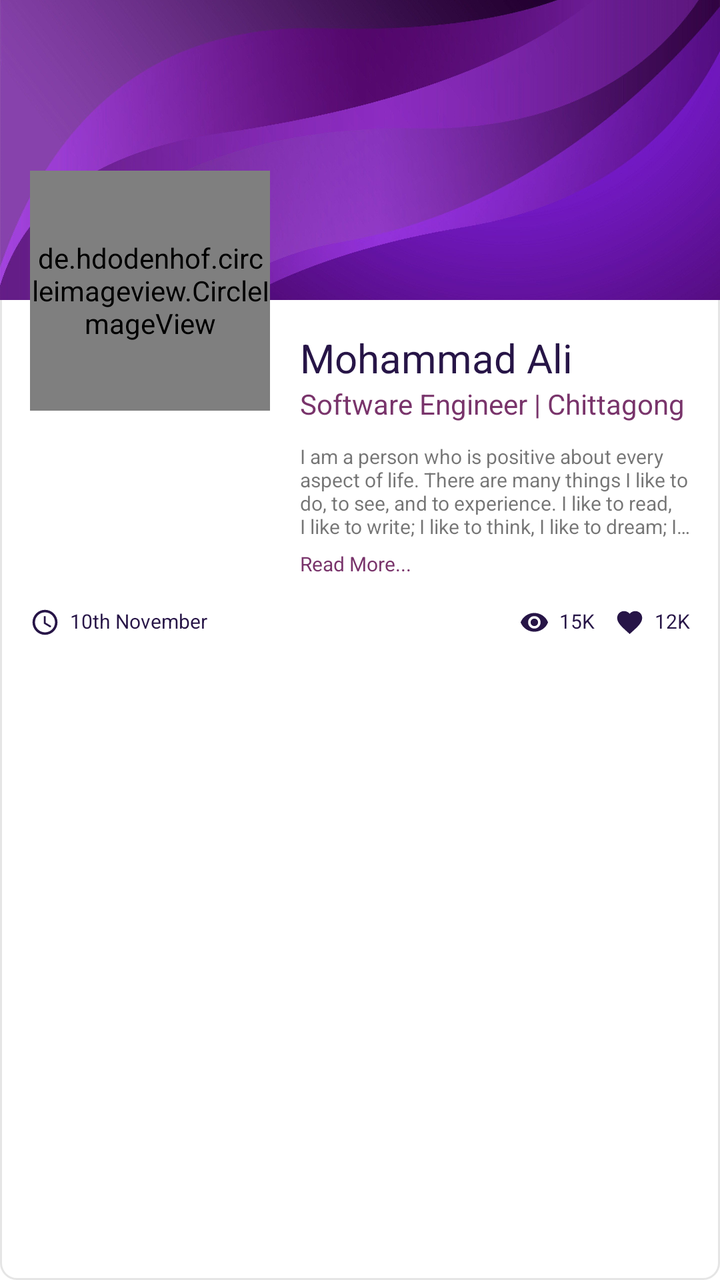
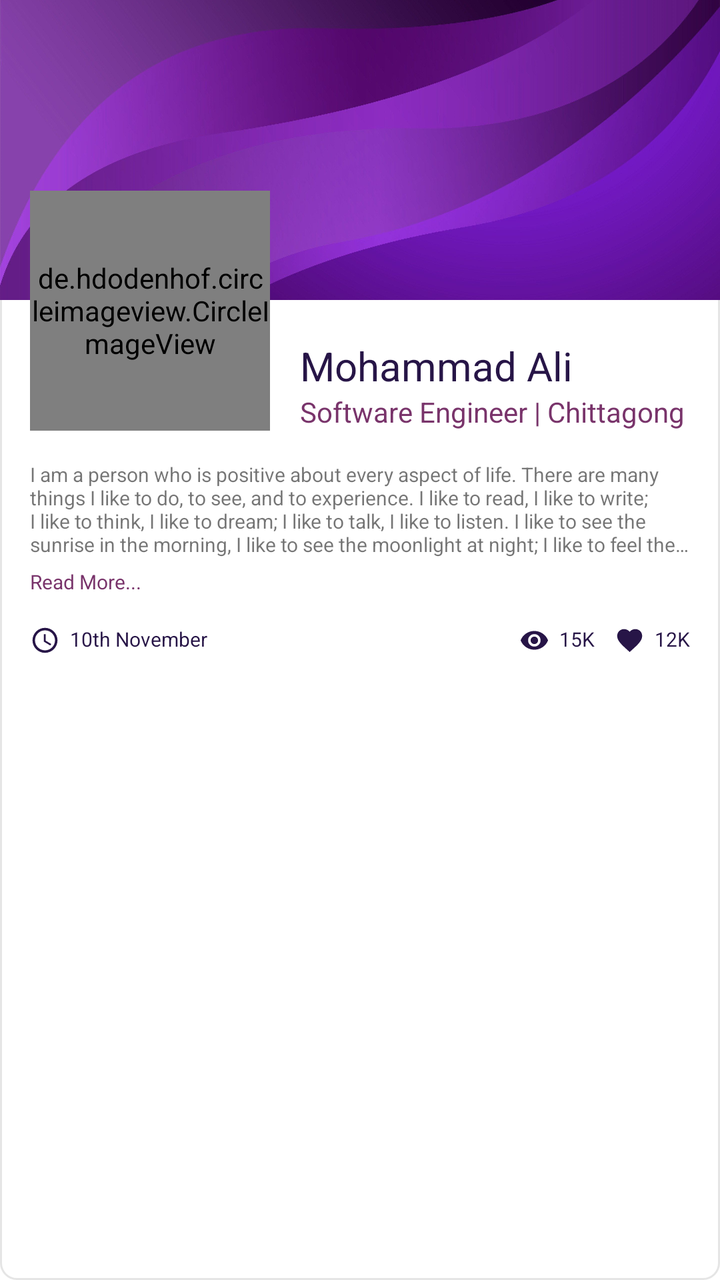

An Android layout rendered at two revisions. The XML below is the earlier revision; the diff shows what the commit changed to produce the second picture.
<!-- AndroidManifest.xml: application theme AppTheme -->
<!-- res/layout/item_user.xml -->
<?xml version="1.0" encoding="utf-8"?>
<RelativeLayout xmlns:android="http://schemas.android.com/apk/res/android"
    xmlns:app="http://schemas.android.com/apk/res-auto"
    android:id="@+id/item_layout"
    android:layout_marginBottom="15dp"
    android:background="@drawable/shape_radius_8_pad_0_stroke_grey_solid_white"
    android:layout_width="match_parent"
    android:layout_height="wrap_content">

    
    <ImageView
        android:id="@+id/item_bg_image"
        android:scaleType="centerCrop"
        android:src="@drawable/background_image"
        android:background="@color/colorBackgroundGrey"
        android:layout_width="match_parent"
        android:layout_height="150dp"/>

    <LinearLayout
        android:layout_marginTop="-80dp"
        android:padding="15dp"
        android:layout_below="@+id/item_bg_image"
        android:orientation="vertical"
        android:layout_width="match_parent"
        android:layout_height="wrap_content">
        <LinearLayout
            android:orientation="horizontal"
            android:layout_marginBottom="15dp"
            android:layout_width="match_parent"
            android:layout_height="wrap_content">
            <de.hdodenhof.circleimageview.CircleImageView
                android:id="@+id/item_image"
                app:civ_border_width="1dp"
                app:civ_border_color="@color/colorLightGrey"
                app:civ_circle_background_color="@color/colorWhite"
                app:tint="@color/colorWhite"
                android:src="@drawable/ic_add_photo"
                android:layout_marginEnd="15dp"
                android:layout_width="120dp"
                android:layout_height="120dp"/>
            <LinearLayout
                android:paddingTop="80dp"
                android:orientation="vertical"
                android:layout_width="match_parent"
                android:layout_height="wrap_content">
                <TextView
                    android:id="@+id/item_name"
                    android:textSize="20sp"
                    android:text="Mohammad Ali"
                    android:textColor="@color/colorPrimary"
                    android:layout_width="wrap_content"
                    android:layout_height="wrap_content"/>
                <TextView
                    android:id="@+id/item_address_designation"
                    android:text="Software Engineer | Chittagong"
                    android:textColor="@color/colorPurple"
                    android:layout_marginBottom="10dp"
                    android:layout_width="wrap_content"
                    android:layout_height="wrap_content"/>
                <TextView
                    android:id="@+id/item_description"
                    android:ellipsize="end"
                    android:maxLines="4"
                    android:textSize="10sp"
                    android:layout_marginBottom="5dp"
                    android:text="I am a person who is positive about every aspect of life. There are many things I like to do, to see, and to experience. I like to read, I like to write; I like to think, I like to dream; I like to talk, I like to listen. I like to see the sunrise in the morning, I like to see the moonlight at night; I like to feel the music flowing on my face, I like to smell the wind coming from the ocean. I like to look at the clouds in the sky with a blank mind, I like to do thought experiment when I cannot sleep in the middle of the night. I like flowers in spring, rain in summer, leaves in autumn, and snow in winter. I like to sleep early, I like to get up late; I like to be alone, I like to be surrounded by people. I like country’s peace, I like metropolis’ noise; I like the beautiful west lake in Hangzhou, I like the flat cornfield in Champaign. I like delicious food and comfortable shoes; I like good books and romantic movies. I like the land and the nature, I like people. And, I like to laugh."
                    android:layout_width="wrap_content"
                    android:layout_height="wrap_content"/>
                <TextView
                    android:ellipsize="end"
                    android:maxLines="4"
                    android:textSize="10sp"
                    android:text="Read More..."
                    android:textColor="@color/colorPurple"
                    android:layout_width="match_parent"
                    android:layout_height="wrap_content"/>
            </LinearLayout>
        </LinearLayout>

        <RelativeLayout
            android:layout_width="match_parent"
            android:layout_height="wrap_content">
            <LinearLayout
                android:orientation="horizontal"
                android:layout_width="wrap_content"
                android:layout_height="wrap_content">
                <ImageView
                    app:tint="@color/colorPrimary"
                    android:src="@drawable/ic_baseline_access_time_24"
                    android:layout_marginEnd="5dp"
                    android:layout_width="15dp"
                    android:layout_height="15dp"/>
                <TextView
                    android:id="@+id/item_date"
                    android:textSize="10sp"
                    android:text="10th November"
                    android:textColor="@color/colorPrimary"
                    android:layout_width="wrap_content"
                    android:layout_height="wrap_content"/>
            </LinearLayout>
            <LinearLayout
                android:layout_alignParentEnd="true"
                android:orientation="horizontal"
                android:layout_width="wrap_content"
                android:layout_height="wrap_content">
                <LinearLayout
                    android:layout_marginEnd="10dp"
                    android:orientation="horizontal"
                    android:layout_width="wrap_content"
                    android:layout_height="wrap_content">
                    <ImageView
                        app:tint="@color/colorPrimary"
                        android:src="@drawable/ic_baseline_visibility_24"
                        android:layout_marginEnd="5dp"
                        android:layout_width="15dp"
                        android:layout_height="15dp"/>
                    <TextView
                        android:id="@+id/item_viewed"
                        android:textSize="10sp"
                        android:text="15K"
                        android:textColor="@color/colorPrimary"
                        android:layout_width="wrap_content"
                        android:layout_height="wrap_content"/>
                </LinearLayout>
                <LinearLayout
                    android:orientation="horizontal"
                    android:layout_width="wrap_content"
                    android:layout_height="wrap_content">
                    <ImageView
                        app:tint="@color/colorPrimary"
                        android:src="@drawable/ic_baseline_favorite_24"
                        android:layout_marginEnd="5dp"
                        android:layout_width="15dp"
                        android:layout_height="15dp"/>
                    <TextView
                        android:id="@+id/item_liked"
                        android:textSize="10sp"
                        android:text="12K"
                        android:textColor="@color/colorPrimary"
                        android:layout_width="wrap_content"
                        android:layout_height="wrap_content"/>
                </LinearLayout>
            </LinearLayout>
        </RelativeLayout>
    </LinearLayout>

</RelativeLayout>
<!-- resources referenced by this layout -->
<resources>
  <color name="colorBackgroundGrey">#F5F7F8</color>
  <color name="colorLightGrey">#F2F2F2</color>
  <color name="colorPrimary">#271547</color>
  <color name="colorPurple">#79346B</color>
  <color name="colorWhite">#FFFFFF</color>
  <!-- drawable ic_baseline_access_time_24 (drawable) -->
  <vector xmlns:android="http://schemas.android.com/apk/res/android"
      android:width="24dp"
      android:height="24dp"
      android:viewportWidth="24"
      android:viewportHeight="24"
      android:tint="?attr/colorControlNormal">
    <path
        android:fillColor="@android:color/white"
        android:pathData="M11.99,2C6.47,2 2,6.48 2,12s4.47,10 9.99,10C17.52,22 22,17.52 22,12S17.52,2 11.99,2zM12,20c-4.42,0 -8,-3.58 -8,-8s3.58,-8 8,-8 8,3.58 8,8 -3.58,8 -8,8z"/>
    <path
        android:fillColor="@android:color/white"
        android:pathData="M12.5,7H11v6l5.25,3.15 0.75,-1.23 -4.5,-2.67z"/>
  </vector>
  <!-- drawable ic_baseline_favorite_24 (drawable) -->
  <vector xmlns:android="http://schemas.android.com/apk/res/android"
      android:width="24dp"
      android:height="24dp"
      android:viewportWidth="24"
      android:viewportHeight="24"
      android:tint="?attr/colorControlNormal">
    <path
        android:fillColor="@android:color/white"
        android:pathData="M12,21.35l-1.45,-1.32C5.4,15.36 2,12.28 2,8.5 2,5.42 4.42,3 7.5,3c1.74,0 3.41,0.81 4.5,2.09C13.09,3.81 14.76,3 16.5,3 19.58,3 22,5.42 22,8.5c0,3.78 -3.4,6.86 -8.55,11.54L12,21.35z"/>
  </vector>
  <!-- drawable ic_baseline_visibility_24 (drawable) -->
  <vector xmlns:android="http://schemas.android.com/apk/res/android"
      android:width="24dp"
      android:height="24dp"
      android:viewportWidth="24"
      android:viewportHeight="24"
      android:tint="?attr/colorControlNormal">
    <path
        android:fillColor="@android:color/white"
        android:pathData="M12,4.5C7,4.5 2.73,7.61 1,12c1.73,4.39 6,7.5 11,7.5s9.27,-3.11 11,-7.5c-1.73,-4.39 -6,-7.5 -11,-7.5zM12,17c-2.76,0 -5,-2.24 -5,-5s2.24,-5 5,-5 5,2.24 5,5 -2.24,5 -5,5zM12,9c-1.66,0 -3,1.34 -3,3s1.34,3 3,3 3,-1.34 3,-3 -1.34,-3 -3,-3z"/>
  </vector>
  <!-- drawable shape_radius_8_pad_0_stroke_grey_solid_white (drawable) -->
  <?xml version="1.0" encoding="utf-8"?>
  <shape xmlns:android="http://schemas.android.com/apk/res/android" android:shape="rectangle">
      <corners android:radius="8dp"/>
      <solid android:color="#FFFFFF"/>
      <stroke android:width="1dp" android:color="#e5e5e5"/>
  </shape>
  <style name="AppTheme" parent="Theme.MaterialComponents.DayNight.NoActionBar">
          
          <item name="colorPrimary">@color/colorPrimary</item>
          <item name="colorPrimaryDark">@color/colorPrimaryDark</item>
          <item name="colorAccent">@color/colorAccent</item>
      </style>
  <color name="colorPrimaryDark">#43105D</color>
  <color name="colorAccent">#2D164A</color>
  <!-- unchanged entries left out for length: 2 -->
</resources>

<!-- the commit's change to res/layout/item_user.xml (unified diff, before → after) -->
@@ -17,7 +17,7 @@
         android:layout_height="150dp"/>
 
     <LinearLayout
-        android:layout_marginTop="-80dp"
+        android:layout_marginTop="-70dp"
         android:padding="15dp"
         android:layout_below="@+id/item_bg_image"
         android:orientation="vertical"
@@ -39,7 +39,8 @@
                 android:layout_width="120dp"
                 android:layout_height="120dp"/>
             <LinearLayout
-                android:paddingTop="80dp"
+                android:layout_marginTop="60dp"
+                android:layout_gravity="bottom"
                 android:orientation="vertical"
                 android:layout_width="match_parent"
                 android:layout_height="wrap_content">
@@ -54,29 +55,34 @@
                     android:id="@+id/item_address_designation"
                     android:text="Software Engineer | Chittagong"
                     android:textColor="@color/colorPurple"
-                    android:layout_marginBottom="10dp"
                     android:layout_width="wrap_content"
-                    android:layout_height="wrap_content"/>
-                <TextView
-                    android:id="@+id/item_description"
-                    android:ellipsize="end"
-                    android:maxLines="4"
-                    android:textSize="10sp"
-                    android:layout_marginBottom="5dp"
-                    android:text="I am a person who is positive about every aspect of life. There are many things I like to do, to see, and to experience. I like to read, I like to write; I like to think, I like to dream; I like to talk, I like to listen. I like to see the sunrise in the morning, I like to see the moonlight at night; I like to feel the music flowing on my face, I like to smell the wind coming from the ocean. I like to look at the clouds in the sky with a blank mind, I like to do thought experiment when I cannot sleep in the middle of the night. I like flowers in spring, rain in summer, leaves in autumn, and snow in winter. I like to sleep early, I like to get up late; I like to be alone, I like to be surrounded by people. I like country’s peace, I like metropolis’ noise; I like the beautiful west lake in Hangzhou, I like the flat cornfield in Champaign. I like delicious food and comfortable shoes; I like good books and romantic movies. I like the land and the nature, I like people. And, I like to laugh."
-                    android:layout_width="wrap_content"
-                    android:layout_height="wrap_content"/>
-                <TextView
-                    android:ellipsize="end"
-                    android:maxLines="4"
-                    android:textSize="10sp"
-                    android:text="Read More..."
-                    android:textColor="@color/colorPurple"
-                    android:layout_width="match_parent"
                     android:layout_height="wrap_content"/>
             </LinearLayout>
         </LinearLayout>
 
+        <LinearLayout
+            android:orientation="vertical"
+            android:layout_marginBottom="15dp"
+            android:layout_width="match_parent"
+            android:layout_height="wrap_content">
+            <TextView
+                android:id="@+id/item_description"
+                android:ellipsize="end"
+                android:maxLines="4"
+                android:textSize="10sp"
+                android:layout_marginBottom="5dp"
+                android:text="I am a person who is positive about every aspect of life. There are many things I like to do, to see, and to experience. I like to read, I like to write; I like to think, I like to dream; I like to talk, I like to listen. I like to see the sunrise in the morning, I like to see the moonlight at night; I like to feel the music flowing on my face, I like to smell the wind coming from the ocean. I like to look at the clouds in the sky with a blank mind, I like to do thought experiment when I cannot sleep in the middle of the night. I like flowers in spring, rain in summer, leaves in autumn, and snow in winter. I like to sleep early, I like to get up late; I like to be alone, I like to be surrounded by people. I like country’s peace, I like metropolis’ noise; I like the beautiful west lake in Hangzhou, I like the flat cornfield in Champaign. I like delicious food and comfortable shoes; I like good books and romantic movies. I like the land and the nature, I like people. And, I like to laugh."
+                android:layout_width="wrap_content"
+                android:layout_height="wrap_content"/>
+            <TextView
+                android:ellipsize="end"
+                android:maxLines="4"
+                android:textSize="10sp"
+                android:text="Read More..."
+                android:textColor="@color/colorPurple"
+                android:layout_width="match_parent"
+                android:layout_height="wrap_content"/>
+        </LinearLayout>
         <RelativeLayout
             android:layout_width="match_parent"
             android:layout_height="wrap_content">
